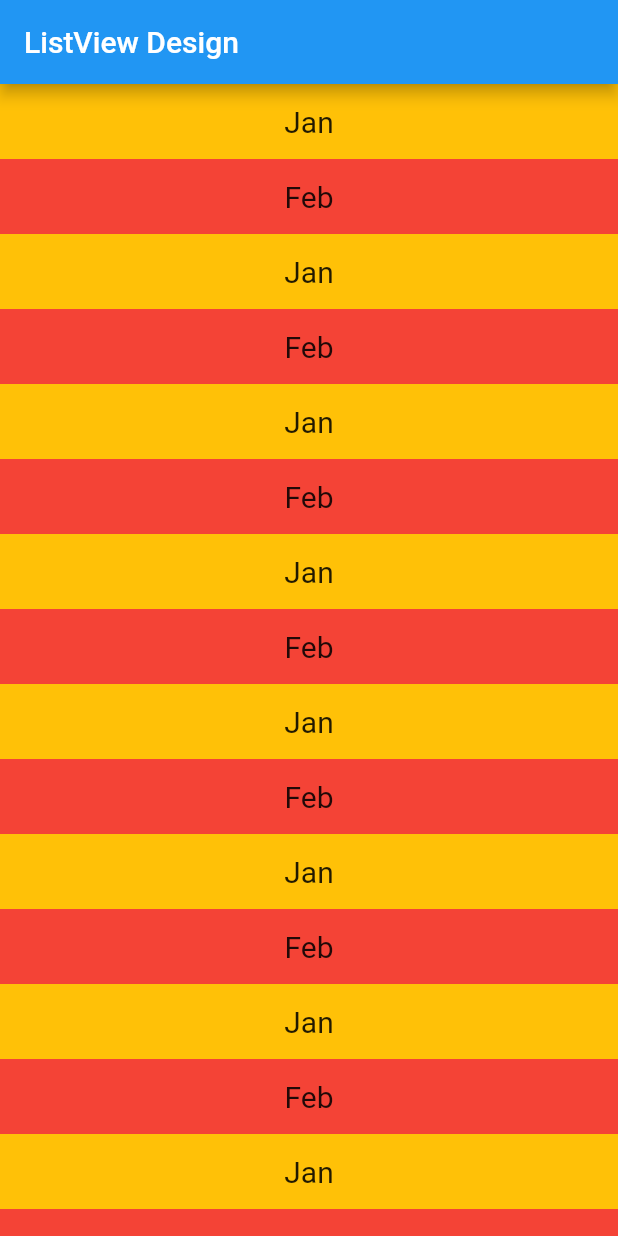
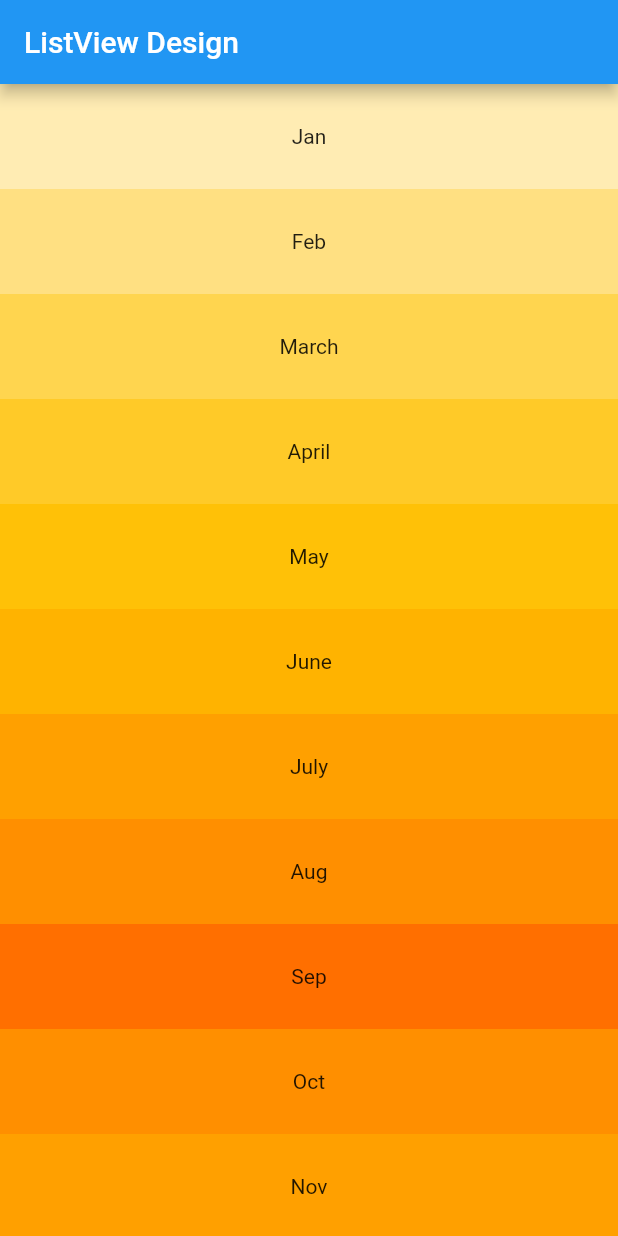
Before and after one commit to JunaidSAnsari/flutter_widgets, a Flutter app: the screen it shows after launch, on a phone screen of 412 x 824 dp. Run offline on Flutter 3.47's test engine with Material 2 defaults, Android fonts, the phone set to English and light mode, and no system bars.

Commit message:
ListView.Builder

```diff
--- a/lib/main.dart
+++ b/lib/main.dart
@@ -12,174 +12,33 @@ void main() {
 }
 
 class ListViewDesign extends StatelessWidget {
+  List<String> months = [
+    "Jan",
+    "Feb",
+    "March",
+    "April",
+    "May",
+    "June",
+    "July",
+    "Aug",
+    "Sep",
+    "Oct",
+    "Nov",
+    "Dec"
+  ];
+  List <int> colourNo = [100,200,300,400,500,600,700,800,900,800,700,600];
+
   @override
   Widget build(BuildContext context) {
-  //ListView
-    return ListView(
-      children: [
-        Container(
-          height: 50,
-          color: Colors.amber,
-          child: Center(
-              child: Text(
-            "Jan",
-            style: TextStyle(fontSize: 20),
-          )),
-        ),
-        Container(
-          height: 50,
-          color: Colors.red,
-          child: Center(
-              child: Text(
-            "Feb",
-            style: TextStyle(fontSize: 20),
-          )),
-        ),
-        Container(
-          height: 50,
-          color: Colors.amber,
-          child: Center(
-              child: Text(
-            "Jan",
-            style: TextStyle(fontSize: 20),
-          )),
-        ),
-        Container(
-          height: 50,
-          color: Colors.red,
-          child: Center(
-              child: Text(
-            "Feb",
-            style: TextStyle(fontSize: 20),
-          )),
-        ),
-        Container(
-          height: 50,
-          color: Colors.amber,
-          child: Center(
-              child: Text(
-            "Jan",
-            style: TextStyle(fontSize: 20),
-          )),
-        ),
-        Container(
-          height: 50,
-          color: Colors.red,
-          child: Center(
-              child: Text(
-            "Feb",
-            style: TextStyle(fontSize: 20),
-          )),
-        ),
-        Container(
-          height: 50,
-          color: Colors.amber,
-          child: Center(
-              child: Text(
-            "Jan",
-            style: TextStyle(fontSize: 20),
-          )),
-        ),
-        Container(
-          height: 50,
-          color: Colors.red,
-          child: Center(
-              child: Text(
-            "Feb",
-            style: TextStyle(fontSize: 20),
-          )),
-        ),
-        Container(
-          height: 50,
-          color: Colors.amber,
-          child: Center(
-              child: Text(
-            "Jan",
-            style: TextStyle(fontSize: 20),
-          )),
-        ),
-        Container(
-          height: 50,
-          color: Colors.red,
-          child: Center(
-              child: Text(
-            "Feb",
-            style: TextStyle(fontSize: 20),
-          )),
-        ),
-        Container(
-          height: 50,
-          color: Colors.amber,
-          child: Center(
-              child: Text(
-            "Jan",
-            style: TextStyle(fontSize: 20),
-          )),
-        ),
-        Container(
-          height: 50,
-          color: Colors.red,
-          child: Center(
-              child: Text(
-            "Feb",
-            style: TextStyle(fontSize: 20),
-          )),
-        ),
-        Container(
-          height: 50,
-          color: Colors.amber,
-          child: Center(
-              child: Text(
-            "Jan",
-            style: TextStyle(fontSize: 20),
-          )),
-        ),
-        Container(
-          height: 50,
-          color: Colors.red,
-          child: Center(
-              child: Text(
-            "Feb",
-            style: TextStyle(fontSize: 20),
-          )),
-        ),
-        Container(
-          height: 50,
-          color: Colors.amber,
-          child: Center(
-              child: Text(
-            "Jan",
-            style: TextStyle(fontSize: 20),
-          )),
-        ),
-        Container(
-          height: 50,
-          color: Colors.red,
-          child: Center(
-              child: Text(
-            "Feb",
-            style: TextStyle(fontSize: 20),
-          )),
-        ),
-        Container(
-          height: 50,
-          color: Colors.amber,
-          child: Center(
-              child: Text(
-            "Jan",
-            style: TextStyle(fontSize: 20),
-          )),
-        ),
-        Container(
-          height: 50,
-          color: Colors.red,
-          child: Center(
-              child: Text(
-            "Feb",
-            style: TextStyle(fontSize: 20),
-          )),
-        ),
-      ],
-    );
+    //ListView Builder
+    return ListView.builder(
+        itemCount: months.length,
+        itemBuilder: (BuildContext context, int index) {
+          return Container(
+            height: 70,
+            color: Colors.amber[colourNo[index]],
+            child: Center(child: Text("${months[index]}")),
+          );
+        });
   }
 }
```
